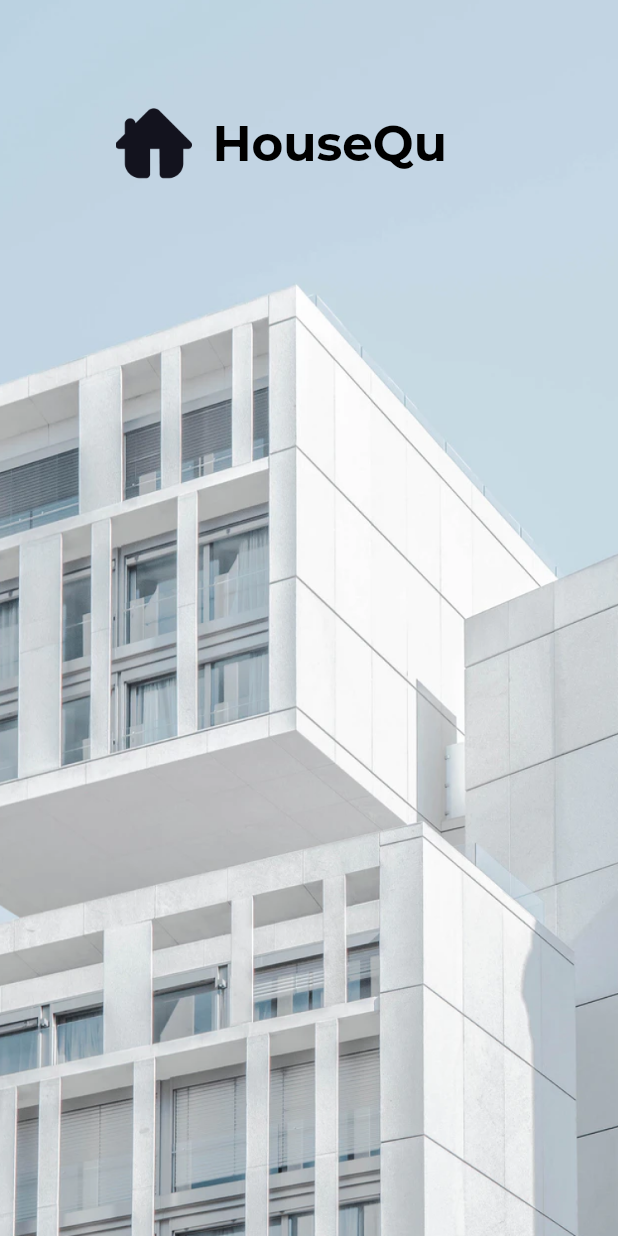
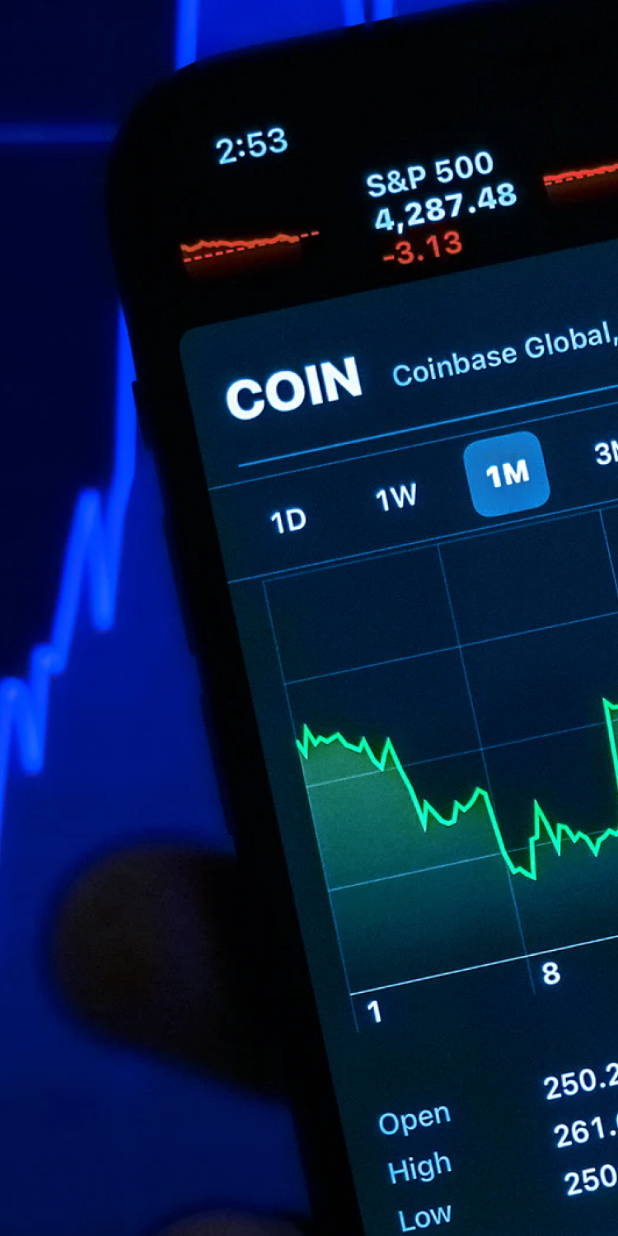
Before and after one commit to nandaarya/seven_days_challange, a Flutter app: the screen it shows after launch, on a phone screen of 412 x 824 dp. Run offline on Flutter 3.47's test engine with Material 2 defaults, Android fonts, the phone set to English and light mode, and no system bars; our stand-ins replace google_fonts.

```diff
--- a/lib/main.dart
+++ b/lib/main.dart
@@ -1,5 +1,6 @@
 import 'package:flutter/material.dart';
 import 'package:seven_days_challange/pages/first_splash.dart';
+import 'package:seven_days_challange/pages/first_started.dart';
 import 'package:seven_days_challange/pages/second_splash.dart';
 
 void main () => runApp(SevenDays());
@@ -11,7 +12,7 @@ class SevenDays extends StatelessWidget {
   Widget build(BuildContext context) {
     return MaterialApp(
       debugShowCheckedModeBanner: false,
-      home: SecondSplash(),
+      home: FirstStarted(),
     );
   }
 }
--- /dev/null
+++ b/lib/pages/first_started.dart
@@ -0,0 +1,22 @@
+import 'package:flutter/material.dart';
+
+class FirstStarted extends StatelessWidget {
+  const FirstStarted({Key? key}) : super(key: key);
+
+  @override
+  Widget build(BuildContext context) {
+    return Scaffold(
+      body: Stack(
+        children: [
+          Container(
+            decoration: BoxDecoration(
+              image: DecorationImage(
+                  image: AssetImage('assets/images/background_started.png'),
+                  fit: BoxFit.cover),
+            ),
+          ),
+        ],
+      ),
+    );
+  }
+}
```
Also changed, not shown: assets/images/background_started.png (added), assets/images/purple_icon.png (added).
